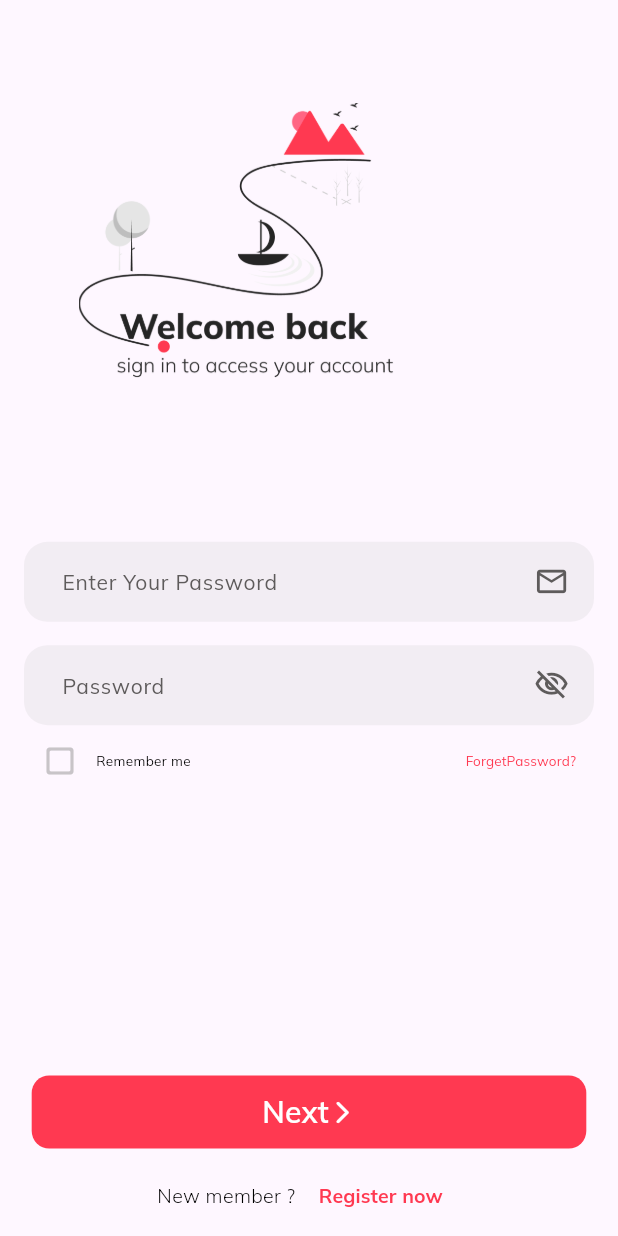
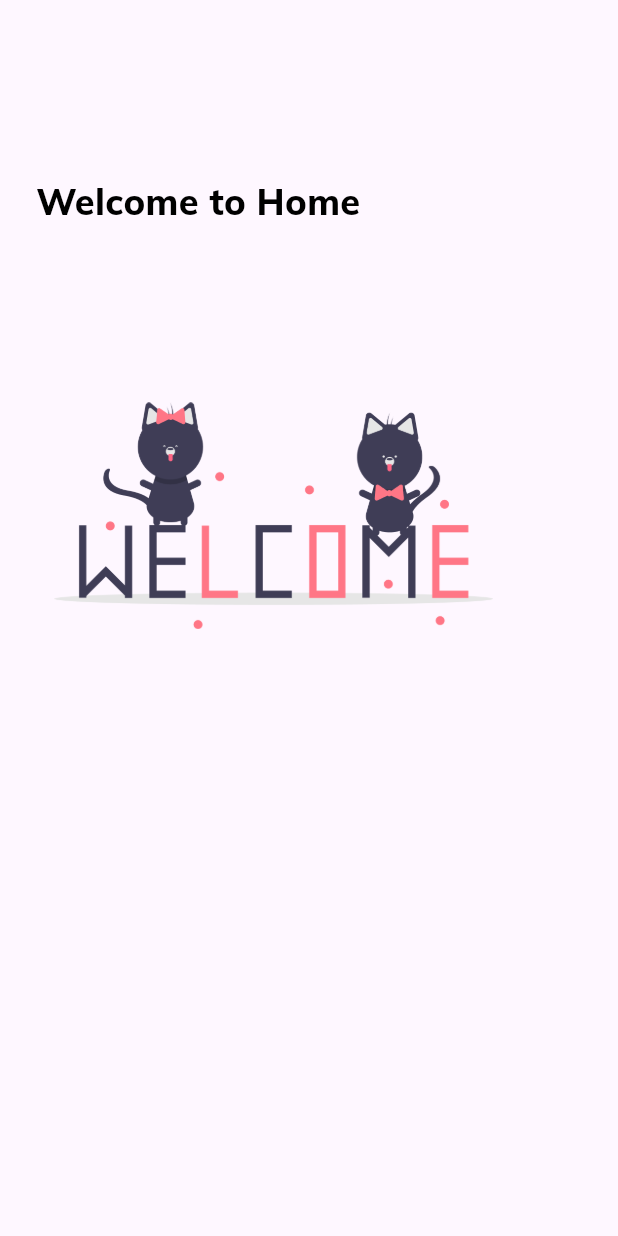
Before and after one commit to AmiraAbdel-fatah/Travel-UI-App, a Flutter app: the LoginScreen screen opened directly, after a tap on "Next", on a phone screen of 412 x 824 dp. Run offline on Flutter 3.47's test engine with Material 3 defaults, Android fonts, the phone set to English and light mode, and no system bars; our stand-ins replace flutter_screenutil, google_fonts, smooth_page_indicator.

Commit message:
- Implement Register screen with responsive UI. - Implement Welcome Screen with responsive UI.
Signed-off-by: AmiraAbdel-fatah <amiraelmezien@gmail.com>

```diff
--- a/lib/CustomWidgets/custom_text_field.dart
+++ b/lib/CustomWidgets/custom_text_field.dart
@@ -20,10 +20,9 @@ class CustomTextField extends StatelessWidget {
   @override
   Widget build(BuildContext context) {
     return Container(
-      padding: EdgeInsetsDirectional.symmetric(horizontal: 4.w),
       decoration: BoxDecoration(
         color: AppColors.textFieldFill,
-        borderRadius: BorderRadius.circular(16.r),
+        borderRadius: BorderRadius.circular(12.r),
       ),
       child: TextField(
         obscureText: isPassword,
--- a/lib/screens/Login.dart
+++ b/lib/screens/Login.dart
@@ -3,6 +3,7 @@ import 'package:flutter_screenutil/flutter_screenutil.dart';
 import 'package:travello_app/CustomWidgets/custom_elevated_button.dart';
 import 'package:travello_app/CustomWidgets/custom_text_field.dart';
 import 'package:travello_app/screens/Register.dart';
+import 'package:travello_app/screens/welcom_screen.dart';
 import 'package:travello_app/utils/AppColors.dart';
 import 'package:travello_app/utils/AppStyles.dart';
 
@@ -24,11 +25,11 @@ class _LoginScreenState extends State<LoginScreen> {
           padding: const EdgeInsets.symmetric(horizontal: 16),
           child: Column(
             children: [
-              SizedBox(height: 70.h),
+              SizedBox(height: 50.h),
               Image.asset("assets/login_logo.png", width: 320.w, height: 250.h),
               SizedBox(height: 50.h),
               CustomTextField(
-                hintText: "Enter Your Password",
+                hintText: "Enter Your Email",
                 suffixIcon: Icons.email_outlined,
               ),
               SizedBox(height: 16.h),
@@ -64,20 +65,23 @@ class _LoginScreenState extends State<LoginScreen> {
                   ),
                 ],
               ),
-              SizedBox(height: 190.h),
-              CustomElevatedButton(text: "Next", onPressed: () {}),
-              SizedBox(height: 8.h),
+              Spacer(),
+              CustomElevatedButton(text: "Next", onPressed: () {
+                Navigator.pushReplacement(
+                    context,
+                    MaterialPageRoute(builder: (context) => WelcomeScreen())
+                );
+              }),
               Row(
                 mainAxisAlignment: MainAxisAlignment.center,
                 children: [
-                  Text("New member ? ", style: AppStyles.mixed13Black),
+                  Text("New member ?", style: AppStyles.mixed13Black),
                   TextButton(
                     onPressed: () {
                       Navigator.pushReplacement(
-                        context,
-                        MaterialPageRoute(
-                          builder: (context) => RegisterScreen(),
-                        ),
+                          context,
+                          MaterialPageRoute(
+                              builder: (context) => RegisterScreen())
                       );
                     },
                     child: Text("Register now", style: AppStyles.bold13Primary),
--- /dev/null
+++ b/lib/screens/welcom_screen.dart
@@ -0,0 +1,26 @@
+import 'package:flutter/material.dart';
+import 'package:flutter_screenutil/flutter_screenutil.dart';
+import 'package:travello_app/utils/AppStyles.dart';
+
+class WelcomeScreen extends StatelessWidget {
+  const WelcomeScreen({super.key});
+
+  @override
+  Widget build(BuildContext context) {
+    return Scaffold(
+      body: Padding(
+        padding: const EdgeInsets.symmetric(horizontal: 24),
+        child: Column(
+          mainAxisAlignment: MainAxisAlignment.start,
+          crossAxisAlignment: CrossAxisAlignment.start,
+          children: [
+            SizedBox(height: 120.h),
+            Text("Welcome to Home", style: AppStyles.extraBold24Black),
+            SizedBox(height: 120.h),
+            Image.asset("assets/home.png", width: 300.w, height: 155.h),
+          ],
+        ),
+      ),
+    );
+  }
+}
--- a/lib/utils/AppStyles.dart
+++ b/lib/utils/AppStyles.dart
@@ -1,4 +1,5 @@
 import 'dart:ui';
+
 import 'package:flutter/src/painting/text_style.dart';
 import 'package:google_fonts/google_fonts.dart';
 import 'package:travello_app/utils/AppColors.dart';
@@ -6,6 +7,11 @@ import 'package:travello_app/utils/AppColors.dart';
 class AppStyles {
   static TextStyle extraBold36Black = GoogleFonts.mulish(
     fontSize: 36,
+    fontWeight: FontWeight.w800,
+    color: AppColors.blackColor,
+  );
+  static TextStyle extraBold24Black = GoogleFonts.mulish(
+    fontSize: 24,
     fontWeight: FontWeight.w800,
     color: AppColors.blackColor,
   );
@@ -36,7 +42,7 @@ class AppStyles {
   );
   static TextStyle mixed13Black = GoogleFonts.mulish(
       fontSize: 13,
-      fontWeight: FontWeight.w300,
+      fontWeight: FontWeight.w500,
       color: AppColors.blackColor
   );
   static TextStyle bold13Primary = GoogleFonts.mulish(
```
Also changed, not shown: lib/screens/Register.dart (+82 -1 lines), assets/register.png (deleted), assets/register_logo.png (added).
